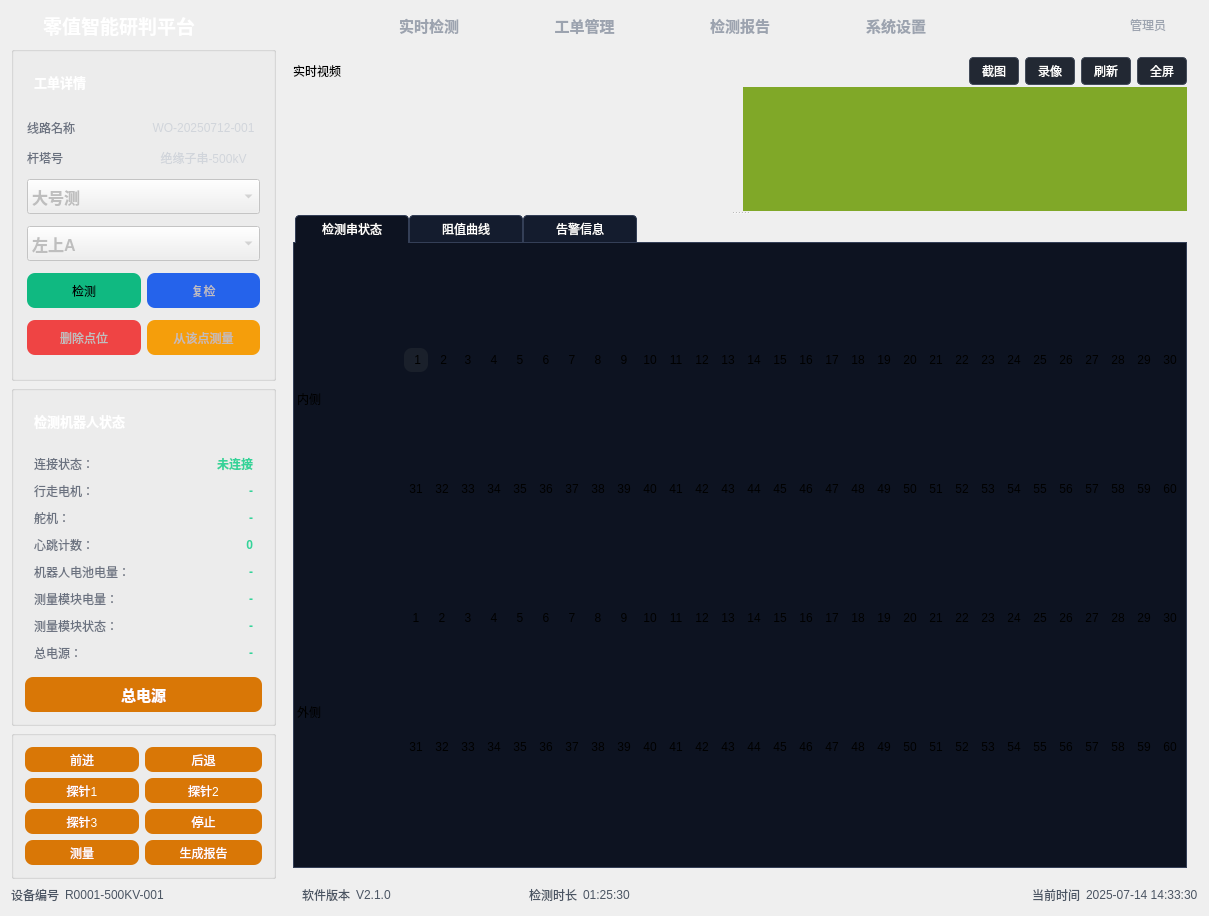
First picture: the form in Insulator_Zero_Value_Detection_Robot/UI/Insulator_Zero_Value_Detection_Robot.ui, repository yangreest/Zero-value-Insulator-Robot-V2, before the edit.
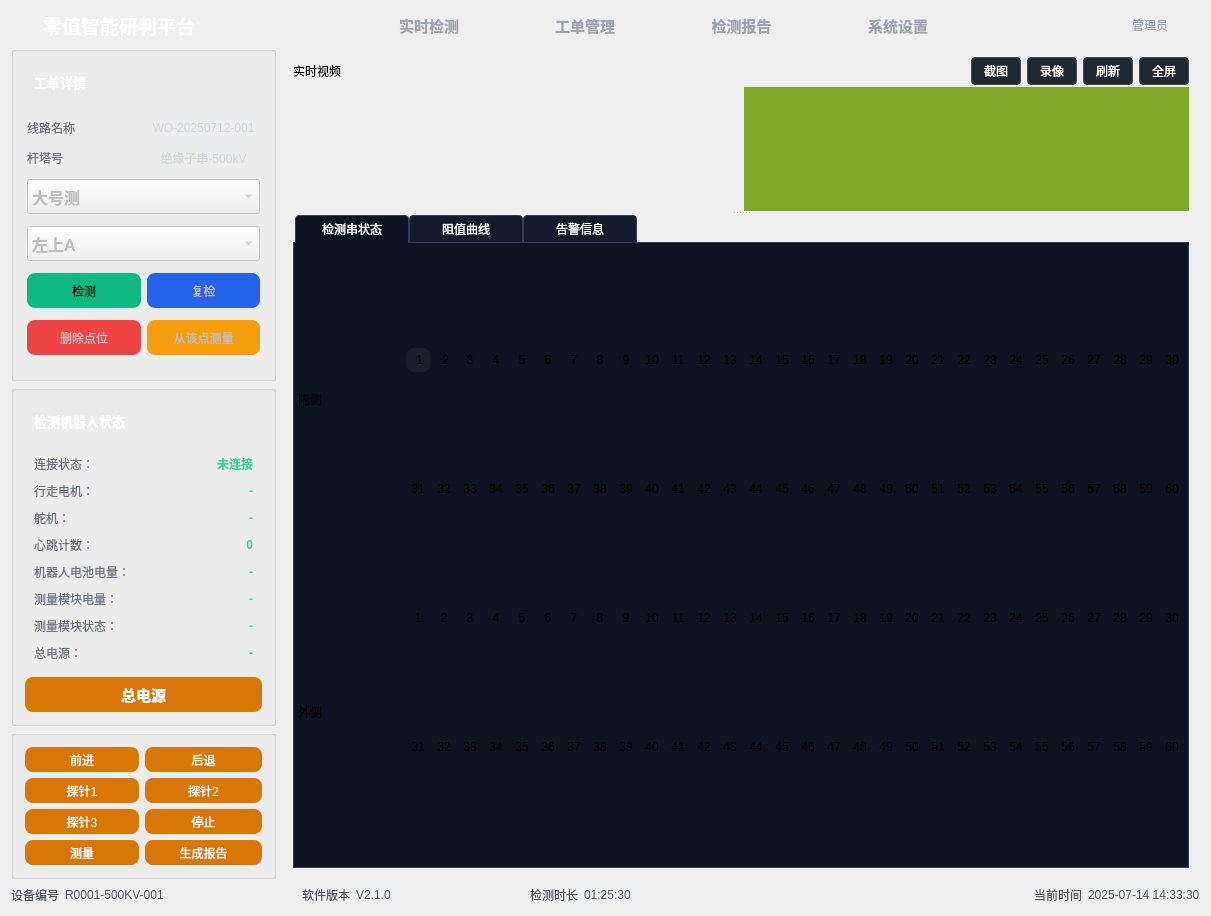
Second picture: the form after the edit. The open tabs and pages were chosen to show the change. Icons and pictures are not drawn.

Diff of the .ui file:
```diff
--- a/Insulator_Zero_Value_Detection_Robot/UI/Insulator_Zero_Value_Detection_Robot.ui
+++ b/Insulator_Zero_Value_Detection_Robot/UI/Insulator_Zero_Value_Detection_Robot.ui
@@ -6,7 +6,7 @@
    <rect>
     <x>0</x>
     <y>0</y>
-    <width>1209</width>
+    <width>1211</width>
     <height>895</height>
    </rect>
   </property>
```
Left out of the diff: 6 changed lines with no effect on the pictures.
